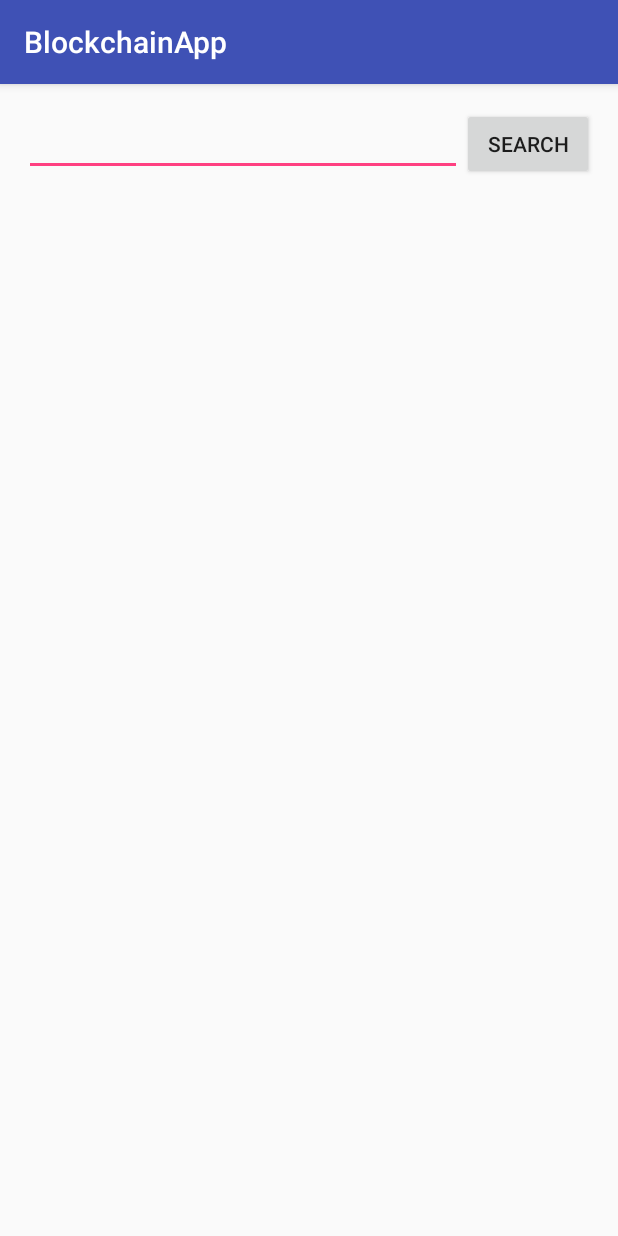
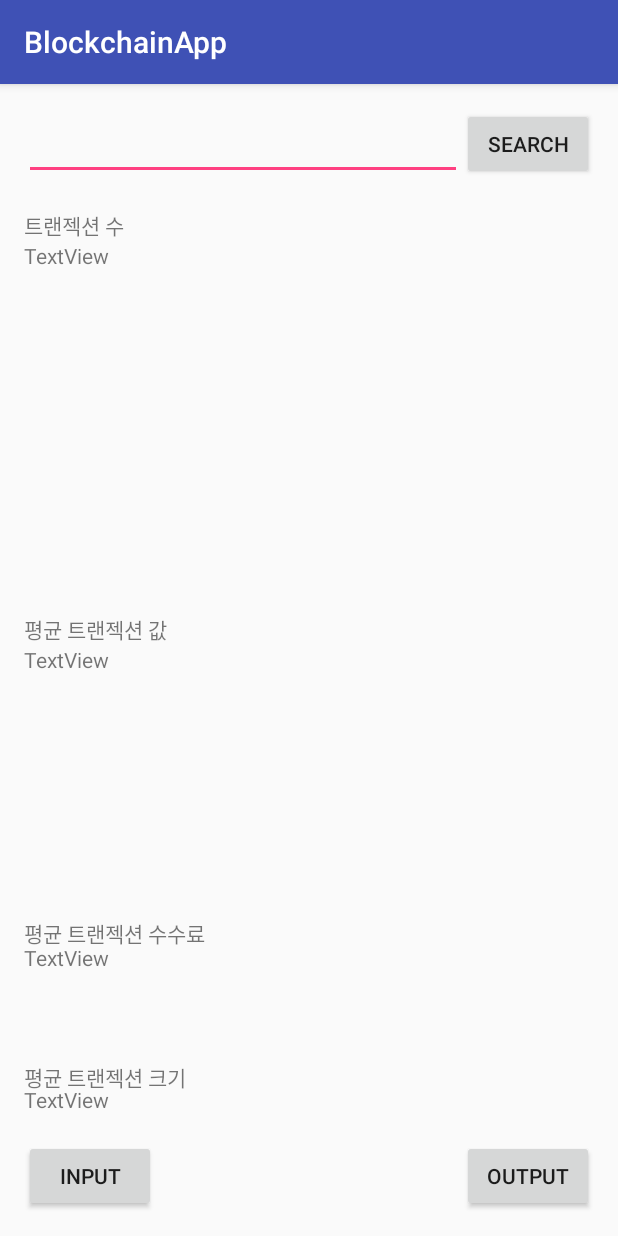
Before and after one commit to Jees7/IO-Homework, an Android app: the screen it shows after launch (MainActivity), on a phone screen of 412 x 824 dp. Run offline under Robolectric (Android 15) with nearby library versions, the phone set to English and light mode, and no system bars.

Commit message:
design simple layout for TDD

```diff
--- a/app/src/main/res/layout/activity_main.xml
+++ b/app/src/main/res/layout/activity_main.xml
@@ -14,6 +14,7 @@
         android:id="@+id/editText"
         android:layout_width="wrap_content"
         android:layout_height="wrap_content"
+        android:layout_alignBottom="@+id/button"
         android:layout_alignParentLeft="true"
         android:layout_alignParentStart="true"
         android:layout_alignParentTop="true"
@@ -30,4 +31,110 @@
         android:layout_alignParentRight="true"
         android:layout_alignParentTop="true"
         android:text="@string/search" />
+
+
+    <TextView
+        android:id="@+id/static_tv_ntx"
+        android:layout_width="wrap_content"
+        android:layout_height="wrap_content"
+        android:layout_alignParentLeft="true"
+        android:layout_alignParentStart="true"
+        android:layout_below="@+id/editText"
+        android:layout_marginTop="19dp"
+        android:text="트랜젝션 수" />
+
+    <TextView
+        android:id="@+id/tv_avg_tx_value"
+        android:layout_width="wrap_content"
+        android:layout_height="wrap_content"
+        android:layout_alignParentBottom="true"
+        android:layout_alignParentEnd="true"
+        android:layout_alignParentLeft="true"
+        android:layout_alignParentRight="true"
+        android:layout_alignParentStart="true"
+        android:layout_marginBottom="65dp"
+        android:text="TextView" />
+
+    <TextView
+        android:id="@+id/tv_avg_size"
+        android:layout_width="wrap_content"
+        android:layout_height="wrap_content"
+        android:layout_above="@+id/tv_avg_tx_value"
+        android:layout_alignParentEnd="true"
+        android:layout_alignParentLeft="true"
+        android:layout_alignParentRight="true"
+        android:layout_alignParentStart="true"
+        android:layout_marginBottom="75dp"
+        android:text="TextView" />
+
+    <TextView
+        android:id="@+id/avg_tx_fee"
+        android:layout_width="wrap_content"
+        android:layout_height="wrap_content"
+        android:layout_alignParentEnd="true"
+        android:layout_alignParentLeft="true"
+        android:layout_alignParentRight="true"
+        android:layout_alignParentStart="true"
+        android:layout_centerVertical="true"
+        android:text="TextView" />
+
+    <TextView
+        android:id="@+id/static_tv_avg_value"
+        android:layout_width="wrap_content"
+        android:layout_height="wrap_content"
+        android:layout_above="@+id/avg_tx_fee"
+        android:layout_alignParentLeft="true"
+        android:layout_alignParentStart="true"
+        android:text="평균 트랜젝션 값" />
+
+    <TextView
+        android:id="@+id/tv_ntx"
+        android:layout_width="wrap_content"
+        android:layout_height="wrap_content"
+        android:layout_alignParentEnd="true"
+        android:layout_alignParentLeft="true"
+        android:layout_alignParentRight="true"
+        android:layout_alignParentStart="true"
+        android:layout_below="@+id/static_tv_ntx"
+        android:text="TextView" />
+
+    <TextView
+        android:id="@+id/static_tv_avg_size"
+        android:layout_width="wrap_content"
+        android:layout_height="wrap_content"
+        android:layout_alignBottom="@+id/tv_avg_tx_value"
+        android:layout_alignParentLeft="true"
+        android:layout_alignParentStart="true"
+        android:layout_marginBottom="14dp"
+        android:text="평균 트랜젝션 크기" />
+
+    <TextView
+        android:id="@+id/static_tv_avg_fee"
+        android:layout_width="wrap_content"
+        android:layout_height="wrap_content"
+        android:layout_alignBottom="@+id/tv_avg_size"
+        android:layout_alignParentLeft="true"
+        android:layout_alignParentStart="true"
+        android:layout_marginBottom="15dp"
+        android:text="평균 트랜젝션 수수료" />
+
+    <Button
+        android:id="@+id/btn_input"
+        android:layout_width="wrap_content"
+        android:layout_height="wrap_content"
+        android:layout_alignParentBottom="true"
+        android:layout_alignParentLeft="true"
+        android:layout_alignParentStart="true"
+        android:text="Input" />
+
+    <Button
+        android:id="@+id/btn_output"
+        android:layout_width="wrap_content"
+        android:layout_height="wrap_content"
+        android:layout_alignParentBottom="true"
+        android:layout_alignParentEnd="true"
+        android:layout_alignParentRight="true"
+        android:text="OUTPUT" />
+
+
 </RelativeLayout>
```
